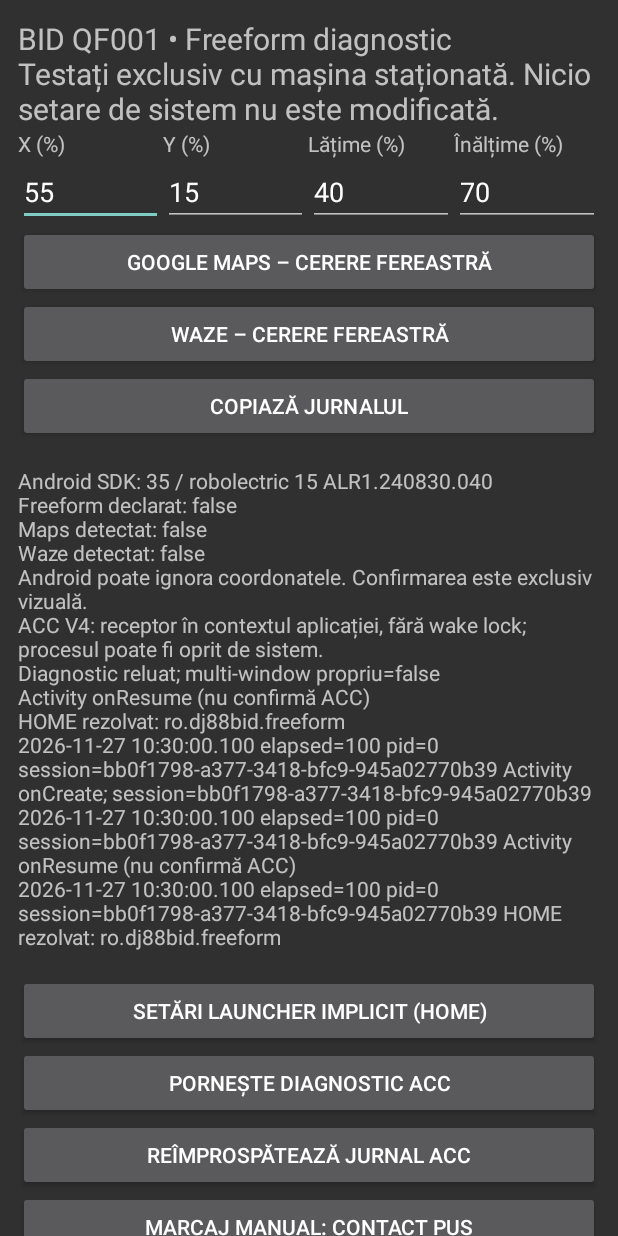
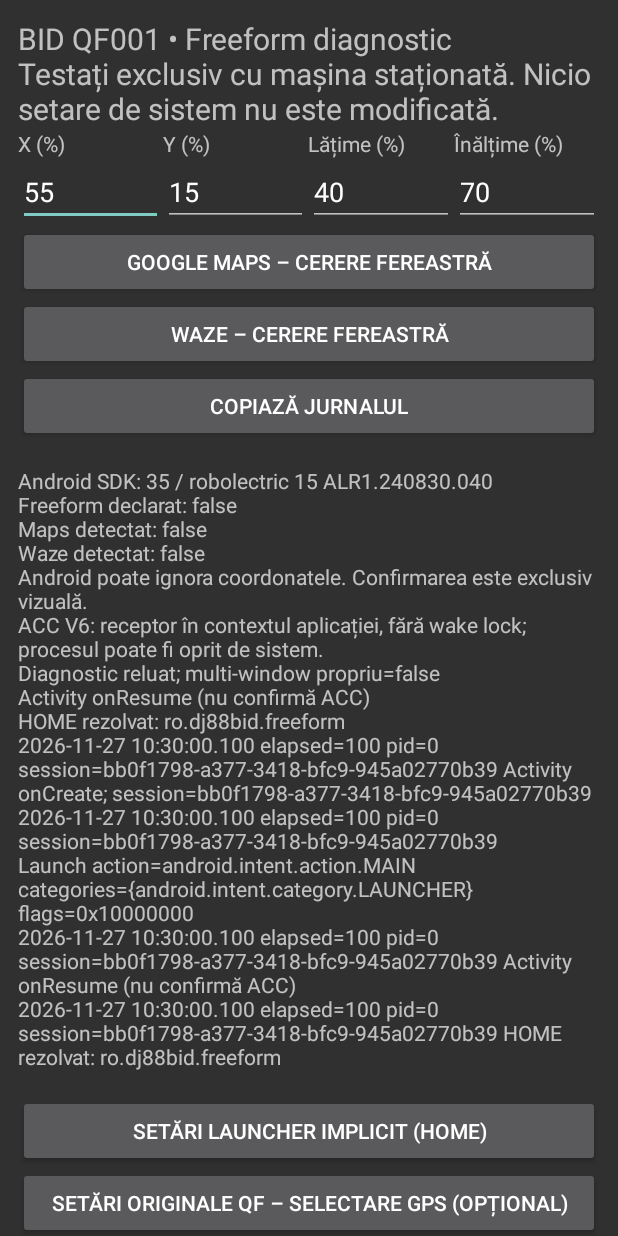
Before and after one commit to Ionut061184/DJ88-BID-Car-OS, an Android app: the screen it shows after launch (ProbeActivity), on a phone screen of 412 x 824 dp. Run offline under Robolectric (Android 15) with nearby library versions, the phone set to English and light mode, and no system bars.

Commit message:
V6 record launch intent and offer reversible user-directed OEM GPS restoration test

```diff
--- a/freeform-probe/app/src/main/java/ro/dj88bid/freeform/ProbeActivity.java
+++ b/freeform-probe/app/src/main/java/ro/dj88bid/freeform/ProbeActivity.java
@@ -51,23 +51,28 @@ public class ProbeActivity extends Activity {
  @Override protected void onDestroy(){record("Activity onDestroy");super.onDestroy();}
  private TextView log; private final EditText[] fields=new EditText[4];
  private void append(String s){log.append("\n"+s);}
- @Override public void onCreate(Bundle b){super.onCreate(b);persist(this,"Activity onCreate; session="+SESSION);ScrollView scroll=new ScrollView(this);LinearLayout col=new LinearLayout(this);col.setOrientation(1);col.setPadding(18,18,18,18);scroll.addView(col);setContentView(scroll);
+ @Override public void onCreate(Bundle b){super.onCreate(b);persist(this,"Activity onCreate; session="+SESSION);recordLaunch(getIntent());ScrollView scroll=new ScrollView(this);LinearLayout col=new LinearLayout(this);col.setOrientation(1);col.setPadding(18,18,18,18);scroll.addView(col);setContentView(scroll);
  TextView title=new TextView(this);title.setText("BID QF001 • Freeform diagnostic\nTestați exclusiv cu mașina staționată. Nicio setare de sistem nu este modificată.");title.setTextSize(20);col.addView(title);
  String[] labels={"X (%)","Y (%)","Lățime (%)","Înălțime (%)"};String[] values={"55","15","40","70"};LinearLayout row=new LinearLayout(this);col.addView(row);
  for(int i=0;i<4;i++){LinearLayout cell=new LinearLayout(this);cell.setOrientation(1);TextView t=new TextView(this);t.setText(labels[i]);cell.addView(t);fields[i]=new EditText(this);fields[i].setSingleLine(true);fields[i].setInputType(2);fields[i].setText(values[i]);cell.addView(fields[i]);row.addView(cell,new LinearLayout.LayoutParams(0,-2,1));}
  add(col,"Google Maps – cerere fereastră",()->confirmLaunch("com.google.android.apps.maps"));add(col,"Waze – cerere fereastră",()->confirmLaunch("com.waze"));add(col,"Copiază jurnalul",()->{ClipboardManager c=(ClipboardManager)getSystemService(CLIPBOARD_SERVICE);c.setPrimaryClip(ClipData.newPlainText("BID diagnostic",log.getText()));});
  log=new TextView(this);log.setTextIsSelectable(true);col.addView(log);append("Android SDK: "+Build.VERSION.SDK_INT+" / "+Build.DISPLAY);append("Freeform declarat: "+getPackageManager().hasSystemFeature("android.software.freeform_window_management"));append("Maps detectat: "+(getPackageManager().getLaunchIntentForPackage("com.google.android.apps.maps")!=null));append("Waze detectat: "+(getPackageManager().getLaunchIntentForPackage("com.waze")!=null));append("Android poate ignora coordonatele. Confirmarea este exclusiv vizuală.");
  add(col,"Setări launcher implicit (HOME)",()->{try{startActivity(new Intent(android.provider.Settings.ACTION_HOME_SETTINGS));}catch(Exception e){append("Setări HOME indisponibile: "+e.getClass().getSimpleName());}});
+ add(col,"Setări originale QF – selectare GPS (opțional)",()->new AlertDialog.Builder(this).setTitle("Test GPS OEM reversibil").setMessage("Numai la staționare. Notează aplicația GPS originală. Dacă selectorul OEM permite, alege BID Freeform Diagnostic pentru testul de revenire. După test restaurează aplicația GPS inițială. BID nu modifică automat setări.").setNegativeButton("Anulează",null).setPositiveButton("Deschide setări",(d,w)->openOemSettings()).show());
+ add(col,"Marcaj: deschidere manuală după standby",()->record("UTILIZATOR: deschidere manuală după standby"));
  add(col,"Pornește diagnostic ACC",()->listen());
  add(col,"Reîmprospătează jurnal ACC",()->append(getSharedPreferences("acc_probe",MODE_PRIVATE).getString("journal","")));
  add(col,"Marcaj manual: contact pus",()->record("UTILIZATOR: contact pus"));
  add(col,"Marcaj manual: contact scos",()->record("UTILIZATOR: contact scos"));
  add(col,"Copiază jurnal ACC persistent",()->{ClipboardManager c=(ClipboardManager)getSystemService(CLIPBOARD_SERVICE);c.setPrimaryClip(ClipData.newPlainText("ACC diagnostic",getSharedPreferences("acc_probe",MODE_PRIVATE).getString("journal","")));});
  add(col,"Șterge jurnal ACC",()->new AlertDialog.Builder(this).setMessage("Ștergi jurnalul local?").setNegativeButton("Nu",null).setPositiveButton("Da",(d,w)->{getSharedPreferences("acc_probe",MODE_PRIVATE).edit().remove("journal").commit();append("Jurnal șters");}).show());
- append("ACC V4: receptor în contextul aplicației, fără wake lock; procesul poate fi oprit de sistem.");
+ append("ACC V6: receptor în contextul aplicației, fără wake lock; procesul poate fi oprit de sistem.");
  if(getSharedPreferences("acc_probe",MODE_PRIVATE).getBoolean("enabled",false))listen();
  add(col,"Oprește diagnostic ACC",()->{if(listening){getApplicationContext().unregisterReceiver(accReceiver);listening=false;}getSharedPreferences("acc_probe",MODE_PRIVATE).edit().putBoolean("enabled",false).commit();record("Diagnostic oprit");});
  }
+ @Override protected void onNewIntent(Intent i){super.onNewIntent(i);setIntent(i);recordLaunch(i);}
+ private void recordLaunch(Intent i){if(i!=null)persist(this,"Launch action="+i.getAction()+" categories="+i.getCategories()+" flags=0x"+Integer.toHexString(i.getFlags()));}
+ private void openOemSettings(){try{Intent i=getPackageManager().getLaunchIntentForPackage("com.qf.carsettings");if(i==null){record("QF CarSettings indisponibil");return;}record("Deschidere manuală QF CarSettings");startActivity(i);}catch(Exception e){record("QF CarSettings: "+e.getClass().getSimpleName());}}
  private void add(LinearLayout col,String text,Runnable r){Button b=new Button(this);b.setText(text);b.setOnClickListener(v->r.run());col.addView(b);}
  private void confirmLaunch(String pkg){new AlertDialog.Builder(this).setTitle("Test la staționare").setMessage("Confirmați că mașina este staționată. Aplicația poate porni pe tot ecranul.").setNegativeButton("Anulează",null).setPositiveButton("Testează",(d,w)->launch(pkg)).show();}
  private void launch(String pkg){try{Intent i=getPackageManager().getLaunchIntentForPackage(pkg);if(i==null){append("Aplicație indisponibilă: "+pkg);return;}int[] v=new int[4];for(int k=0;k<4;k++)v[k]=Integer.parseInt(fields[k].getText().toString());Rect screen;if(Build.VERSION.SDK_INT>=30){screen=getWindowManager().getMaximumWindowMetrics().getBounds();}else{android.util.DisplayMetrics m=new android.util.DisplayMetrics();getWindowManager().getDefaultDisplay().getRealMetrics(m);screen=new Rect(0,0,m.widthPixels,m.heightPixels);}int[] a=Bounds.of(screen.left,screen.top,screen.width(),screen.height(),v[0],v[1],v[2],v[3]);Rect r=new Rect(a[0],a[1],a[2],a[3]);ActivityOptions options=ActivityOptions.makeBasic();options.setLaunchBounds(r);i.addFlags(Intent.FLAG_ACTIVITY_NEW_TASK);append("Cerere "+pkg+" bounds="+r);startActivity(i,options.toBundle());append("Cerere transmisă; NU confirmă Freeform.");}catch(Exception e){append("Eroare: "+e.getClass().getSimpleName()+": "+e.getMessage());}}
```
